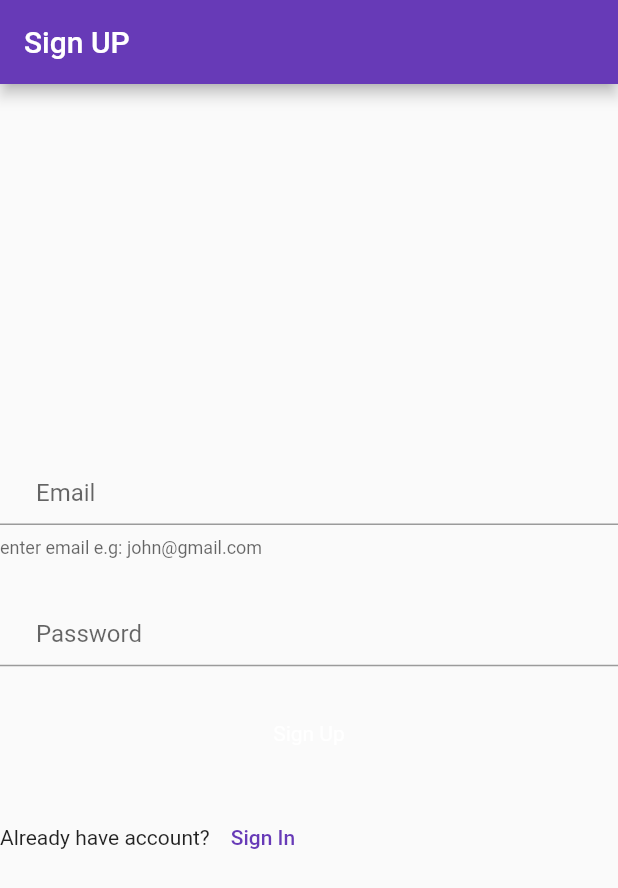
After one commit to Qwe-85/firebaseapp, a Flutter app: the LoginScreen screen opened directly, after a tap on "Login", after a tap on "Sign Up", on a phone screen of 412 x 824 dp. The commit adds this screen. Shown: the top 888 px of the screen. Run offline on Flutter 3.47's test engine with Material 2 defaults, Android fonts, the phone set to English and light mode, and no system bars; our stand-ins replace firebase_auth, firebase_core, fluttertoast; accounts and stored records are empty.

Commit message:
just updaed

```diff
--- /dev/null
+++ b/lib/UI/auth/Sign_up.dart
@@ -0,0 +1,119 @@
+import 'package:firebase_auth/firebase_auth.dart';
+import 'package:firebase_core/firebase_core.dart';
+import 'package:firebaseapp/UI/auth/login_screen.dart';
+import 'package:firebaseapp/UI/round_button.dart';
+import 'package:firebaseapp/Utils/utils.dart';
+import 'package:flutter/material.dart';
+
+class SignUP extends StatefulWidget {
+  const SignUP({super.key});
+
+  @override
+  State<SignUP> createState() => _SignUPState();
+}
+
+class _SignUPState extends State<SignUP> {
+  bool loading = false;
+  final _formkey = GlobalKey<FormState>();
+  final emailController = TextEditingController();
+  final passwordCntroller = TextEditingController();
+  FirebaseAuth _auth = FirebaseAuth.instance;
+
+  @override
+  Widget build(BuildContext context) {
+    return Scaffold(
+      appBar: AppBar(
+        automaticallyImplyLeading: false,
+        title: const Text('Sign UP'),
+      ),
+      body: Column(
+        mainAxisAlignment: MainAxisAlignment.center,
+        crossAxisAlignment: CrossAxisAlignment.center,
+        children: [
+          Form(
+            key: _formkey,
+            child: Column(
+              children: [
+                TextFormField(
+                  keyboardType: TextInputType.emailAddress,
+                  controller: emailController,
+                  decoration: const InputDecoration(
+                    hintText: 'Email',
+                    helperText: 'enter email e.g: john@gmail.com',
+                    prefix: Icon(Icons.email_rounded),
+                  ),
+                  validator: (value) {
+                    if (value!.isEmpty) {
+                      return 'Enter Email';
+                    }
+                    return null;
+                  },
+                ),
+                const SizedBox(
+                  height: 20,
+                ),
+                TextFormField(
+                  keyboardType: TextInputType.text,
+                  controller: passwordCntroller,
+                  obscureText: true,
+                  decoration: const InputDecoration(
+                    hintText: 'Password',
+                    prefix: Icon(Icons.password_outlined),
+                    suffix: Icon(Icons.remove_red_eye_outlined),
+                  ),
+                  validator: (value) {
+                    if (value!.isEmpty) {
+                      return 'Enter password';
+                    }
+                    return null;
+                  },
+                ),
+              ],
+            ),
+          ),
+          const SizedBox(
+            height: 20,
+          ),
+          Roundbutton(
+              title: 'Sign Up',
+              loading: loading,
+              onTap: () {
+                if (_formkey.currentState!.validate()) {
+                  setState(() {
+                    loading = true;
+                  });
+                  _auth
+                      .createUserWithEmailAndPassword(
+                          email: emailController.text.toString(),
+                          password: passwordCntroller.text.toString())
+                      .then((value) {
+                    setState(() {
+                      loading = false;
+                    });
+                  }).onError((error, stackTrace) {
+                    utils().ToastMessage(error.toString());
+                    setState(() {
+                      loading = true;
+                    });
+                  });
+                }
+              }),
+          const SizedBox(
+            height: 20,
+          ),
+          Row(
+            children: [
+              const Text("Already have account? "),
+              TextButton(
+                  onPressed: () {
+                    Navigator.push(context,
+                        MaterialPageRoute(builder: (context) => LoginScreen()));
+                  },
+                  child: const Text('Sign In'))
+            ],
+          )
+        ],
+      ),
+    );
+  }
+}
--- a/lib/UI/auth/login_screen.dart
+++ b/lib/UI/auth/login_screen.dart
@@ -1,8 +1,11 @@
+import 'package:firebase_auth/firebase_auth.dart';
+import 'package:firebaseapp/UI/auth/Sign_up.dart';
 import 'package:firebaseapp/UI/round_button.dart';
 import 'package:flutter/material.dart';
+import 'package:flutter/services.dart';
 
 class LoginScreen extends StatefulWidget {
-  const LoginScreen({super.key});
+  const LoginScreen({Key? key});
 
   @override
   State<LoginScreen> createState() => _LoginScreenState();
@@ -12,6 +15,8 @@ class _LoginScreenState extends State<LoginScreen> {
   final _formkey = GlobalKey<FormState>();
   final emailController = TextEditingController();
   final passwordController = TextEditingController();
+
+  @override
   void dispose() {
     super.dispose();
     emailController.dispose();
@@ -20,10 +25,15 @@ class _LoginScreenState extends State<LoginScreen> {
 
   @override
   Widget build(BuildContext context) {
-    return Scaffold(
+    return WillPopScope(
+      onWillPop: () async {
+        SystemNavigator.pop();
+        return true;
+      },
+      child: Scaffold(
         appBar: AppBar(
           automaticallyImplyLeading: false,
-        title: Text('Login Screen'),
+          title: const Text('Login Screen'),
         ),
         body: Column(
           mainAxisAlignment: MainAxisAlignment.center,
@@ -34,42 +44,66 @@ class _LoginScreenState extends State<LoginScreen> {
               child: Column(
                 children: [
                   TextFormField(
+                    keyboardType: TextInputType.emailAddress,
                     controller: emailController,
                     decoration: const InputDecoration(
                       hintText: 'Email',
-                      helperText: 'enter email e.g:john@gmail.com',
-                      prefix: Icon(Icons.email_rounded)),
-                      validator: ((value) {
-                        if(value!.isEmpty){
+                      helperText: 'enter email e.g: john@gmail.com',
+                      prefix: Icon(Icons.email_rounded),
+                    ),
+                    validator: (value) {
+                      if (value!.isEmpty) {
                         return 'Enter Email';
                       }
                       return null;
                     },
                   ),
-
-                SizedBox(
+                  const SizedBox(
                     height: 20,
                   ),
                   TextFormField(
+                    keyboardType: TextInputType.text,
                     controller: passwordController,
                     obscureText: true,
-                  decoration: InputDecoration(
+                    decoration: const InputDecoration(
                       hintText: 'Password',
                       prefix: Icon(Icons.password_outlined),
-                      suffix: Icon(Icons.remove_red_eye_outlined)),
+                      suffix: Icon(Icons.remove_red_eye_outlined),
+                    ),
+                    validator: (value) {
+                      if (value!.isEmpty) {
+                        return 'Enter password';
+                      }
+                      return null;
+                    },
                   ),
                 ],
               ),
             ),
+            const SizedBox(
+              height: 20,
+            ),
+            Roundbutton(
+                title: 'Login',
+                onTap: () {
+                  if (_formkey.currentState!.validate()) {}
+                }),
             SizedBox(
               height: 20,
             ),
-          Roundbutton(title: 'Login', onTap: () {
-            if(_formkey.currentState!.validate()){
-
-            }
-          })
+            Row(
+              children: [
+                Text("don;t have account? "),
+                TextButton(
+                    onPressed: () {
+                      Navigator.push(context,
+                          MaterialPageRoute(builder: (context) => SignUP()));
+                    },
+                    child: Text('Sign Up'))
               ],
+            )
+          ],
+        ),
       ),
     );
   }
--- a/lib/UI/round_button.dart
+++ b/lib/UI/round_button.dart
@@ -3,7 +3,14 @@ import 'package:flutter/material.dart';
 class Roundbutton extends StatelessWidget {
   final String title;
   final VoidCallback onTap;
-  const Roundbutton({super.key, required this.title, required this.onTap});
+
+  final bool loading;
+  const Roundbutton({
+    super.key,
+    required this.title,
+    required this.onTap,
+    this.loading = false,
+  });
   @override
   Widget build(BuildContext context) {
     return InkWell(
@@ -12,10 +19,11 @@ class Roundbutton extends StatelessWidget {
         height: 50,
         decoration: BoxDecoration(borderRadius: BorderRadius.circular(10)),
         child: Center(
-          child: Text(
-            title,
-            style: TextStyle(color: Colors.white),
-          ),
+          child: loading
+              ? CircularProgressIndicator(
+                  strokeWidth: 3,
+                  color: Colors.white,
+              ): Text(title, style: TextStyle(color: Colors.white)),
         ),
       ),
     );
```
Also changed, not shown: lib/Utils/utils.dart (added, +15 -0 lines), pubspec.yaml (+3 -4 lines), pubspec.lock, 1 other file. Lines whose indentation alone changed are shown as unchanged.
